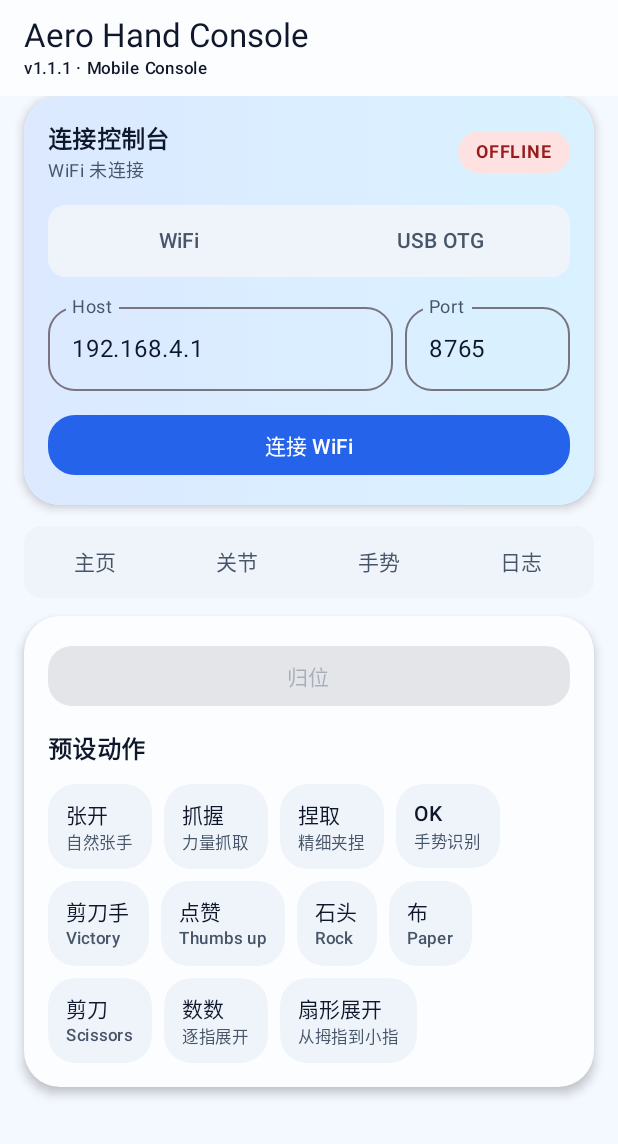
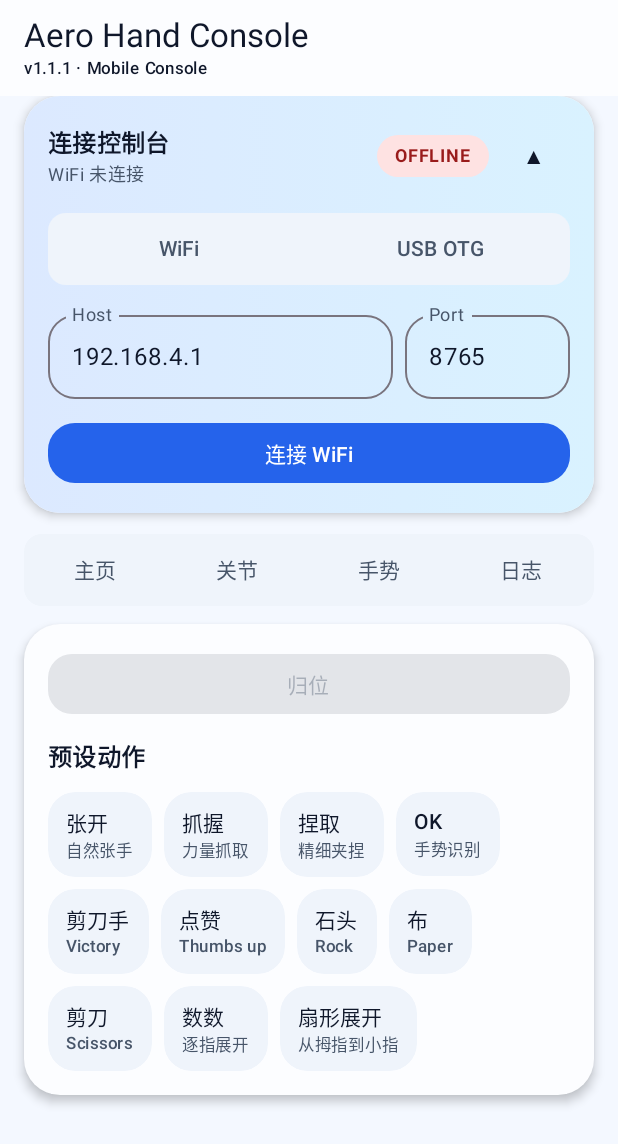
Before and after one commit to fanfan142/aero-hand-open_websockets, an Android app built with Jetpack Compose: the screen it shows after launch (MainActivity), on a phone screen of 412 x 824 dp. Shown: the top 1144 px of the screen. Run offline under Robolectric (Android 15) with nearby library versions, the phone set to English and light mode, and no system bars; libraries missing offline, so code that uses them is left out: androidx.camera.core, androidx.camera.lifecycle, androidx.camera.view, com.google.mediapipe.framework, com.google.mediapipe.tasks and 1 more; 1 statement that could not run was skipped.

Commit message:
feat(android): collapsible connection panel and mediapipe calibration fixes
Agent-Logs-Url: https://github.com/fanfan142/aero-hand-open_websockets/sessions/3b6f2e29-9721-43ad-bf6b-7c0a8c7f2c12

Co-authored-by: fanfan142 <90997073+fanfan142@users.noreply.github.com>

```diff
--- a/android/app/src/main/java/com/aerohand/gesture/GestureCameraService.kt
+++ b/android/app/src/main/java/com/aerohand/gesture/GestureCameraService.kt
@@ -26,6 +26,7 @@ import java.util.concurrent.Executors
 import kotlin.math.abs
 import kotlin.math.acos
 import kotlin.math.sqrt
+import java.util.concurrent.atomic.AtomicLong
 
 class GestureCameraService(
     private val context: Context,
@@ -61,6 +62,7 @@ class GestureCameraService(
     private var smoothedValues = FloatArray(6) { 0f }
     private var lastFrameTime = System.nanoTime()
     private var frameTimeBuffer = mutableListOf<Long>()
+    private val videoTimestampMs = AtomicLong(0L)
 
     init {
         loadCalibration()
@@ -161,7 +163,7 @@ class GestureCameraService(
         }
 
         val result = try {
-            handLandmarker?.detectForVideo(mpImage, System.currentTimeMillis())
+            handLandmarker?.detectForVideo(mpImage, videoTimestampMs.addAndGet(33L))
         } catch (e: Exception) {
             Log.e(TAG, "Hand detection failed", e)
             null
@@ -181,9 +183,6 @@ class GestureCameraService(
             val smoothed = applySmoothing(angles)
 
             val calibState = when {
-                _state.value.calibrationState == CalibrationState.CALIBRATING_OPEN -> CalibrationState.CALIBRATING_FIST
-                _state.value.calibrationState == CalibrationState.CALIBRATING_FIST -> CalibrationState.CALIBRATING_THUMB_IN
-                _state.value.calibrationState == CalibrationState.CALIBRATING_THUMB_IN -> CalibrationState.CALIBRATED
                 else -> _state.value.calibrationState
             }
 
@@ -395,6 +394,7 @@ class GestureCameraService(
 
     fun stopCamera() {
         cameraProvider?.unbindAll()
+        videoTimestampMs.set(0L)
         _state.value = _state.value.copy(isRunning = false)
     }
 
--- a/android/app/src/main/java/com/aerohand/ui/components/ControlComponents.kt
+++ b/android/app/src/main/java/com/aerohand/ui/components/ControlComponents.kt
@@ -16,6 +16,7 @@ import androidx.compose.material3.ButtonDefaults
 import androidx.compose.material3.Card
 import androidx.compose.material3.CardDefaults
 import androidx.compose.material3.ExperimentalMaterial3Api
+import androidx.compose.material3.IconButton
 import androidx.compose.material3.MaterialTheme
 import androidx.compose.material3.OutlinedTextField
 import androidx.compose.material3.Slider
@@ -54,6 +55,8 @@ fun ConnectionPanel(
     onPortChange: (String) -> Unit,
     onConnect: () -> Unit,
     onDisconnect: () -> Unit,
+    expanded: Boolean,
+    onToggleExpanded: () -> Unit,
     modifier: Modifier = Modifier
 ) {
     val connected = if (mode == ConnectionMode.WIFI) wifiConnected else usbConnected
@@ -83,7 +86,23 @@ fun ConnectionPanel(
                     Text("连接控制台", style = MaterialTheme.typography.titleMedium, fontWeight = FontWeight.SemiBold)
                     Text(statusMessage, style = MaterialTheme.typography.bodySmall, color = MaterialTheme.colorScheme.onSurfaceVariant)
                 }
-                StatusBadge(if (connected) "ONLINE" else "OFFLINE", connected)
+                Row(
+                    verticalAlignment = Alignment.CenterVertically,
+                    horizontalArrangement = Arrangement.spacedBy(6.dp)
+                ) {
+                    StatusBadge(if (connected) "ONLINE" else "OFFLINE", connected)
+                    IconButton(onClick = onToggleExpanded) {
+                        Text(
+                            text = if (expanded) "▲" else "▼",
+                            style = MaterialTheme.typography.titleSmall,
+                            fontWeight = FontWeight.Bold
+                        )
+                    }
+                }
+            }
+
+            if (!expanded) {
+                return@Column
             }
 
             Spacer(modifier = Modifier.height(14.dp))
--- a/android/app/src/main/java/com/aerohand/ui/screens/HandControlScreen.kt
+++ b/android/app/src/main/java/com/aerohand/ui/screens/HandControlScreen.kt
@@ -23,6 +23,7 @@ import androidx.compose.runtime.LaunchedEffect
 import androidx.compose.runtime.collectAsState
 import androidx.compose.runtime.getValue
 import androidx.compose.runtime.mutableIntStateOf
+import androidx.compose.runtime.mutableStateOf
 import androidx.compose.runtime.remember
 import androidx.compose.runtime.setValue
 import androidx.compose.ui.Modifier
@@ -77,6 +78,18 @@ fun HandControlScreen() {
 
     // Control page selection
     var selectedControlPage by remember { mutableIntStateOf(0) }
+    var connectionPanelExpanded by remember { mutableStateOf(true) }
+
+    val connected = when (uiState.connectionMode) {
+        ConnectionMode.WIFI -> uiState.wifiConnected
+        ConnectionMode.USB -> uiState.usbConnected
+    }
+
+    LaunchedEffect(connected) {
+        if (connected) {
+            connectionPanelExpanded = false
+        }
+    }
 
     // Start/stop camera based on selected page
     LaunchedEffect(selectedControlPage) {
@@ -143,7 +156,9 @@ fun HandControlScreen() {
                 onHostChange = viewModel::setHost,
                 onPortChange = viewModel::setPort,
                 onConnect = viewModel::connect,
-                onDisconnect = viewModel::disconnect
+                onDisconnect = viewModel::disconnect,
+                expanded = connectionPanelExpanded,
+                onToggleExpanded = { connectionPanelExpanded = !connectionPanelExpanded }
             )
 
             // Control section with tabs
```
Also changed, not shown: android/app/build.gradle.kts (+48 -5 lines), android/app/src/main/java/com/aerohand/ui/pages/GestureFollowPage.kt (+9 -2 lines), 2 other files.
